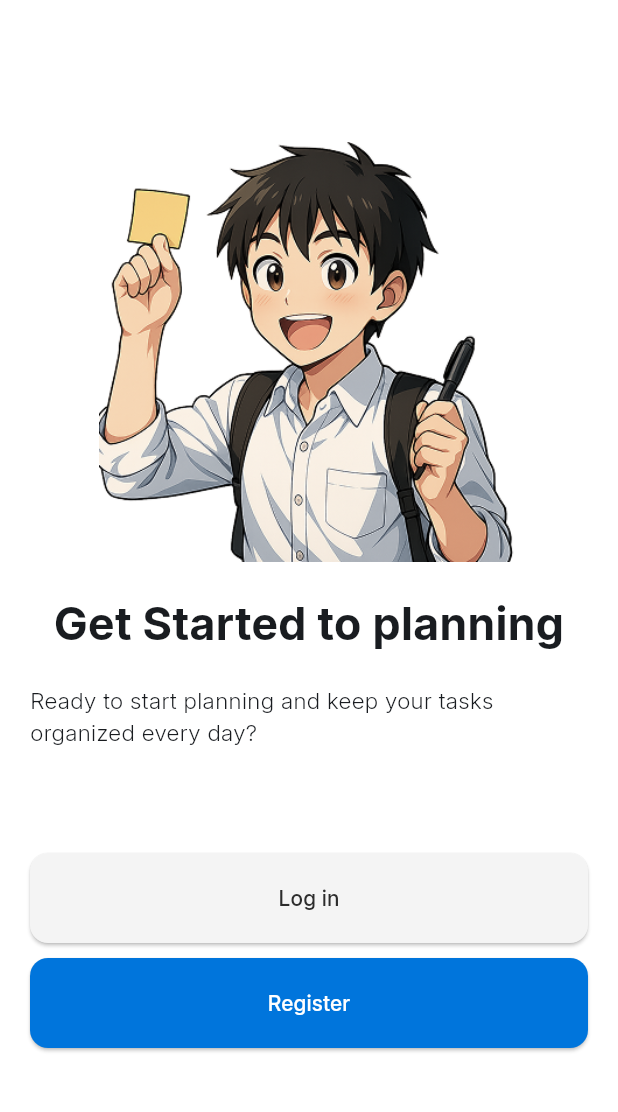
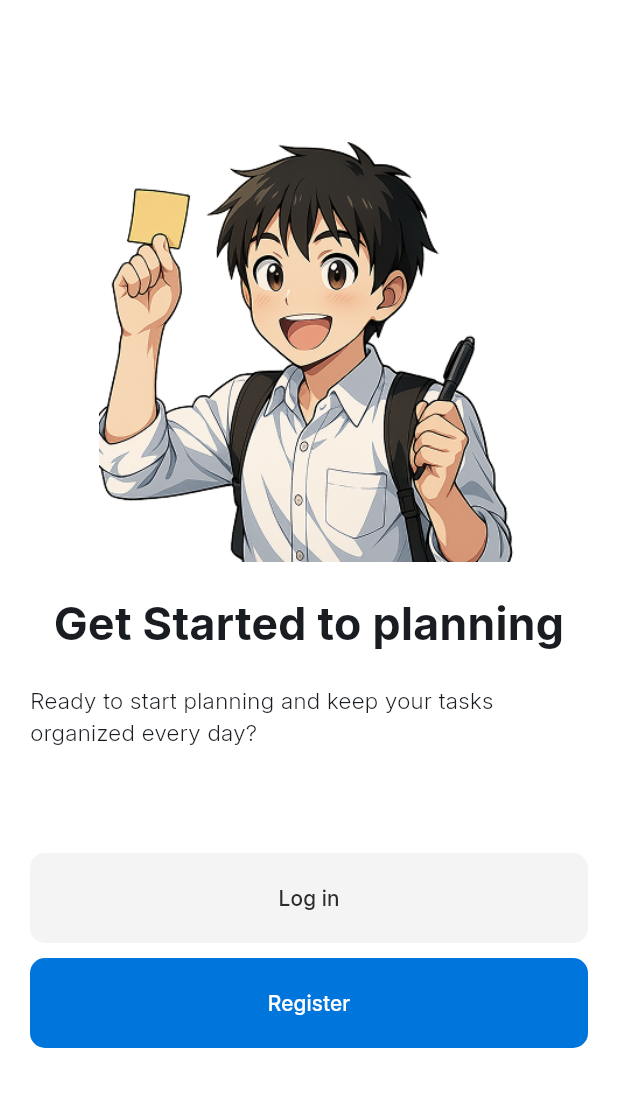
Before and after one commit to ZeLzzzz/todoapp, a Flutter app: the GetStartedView screen opened by its route, on a phone screen of 412 x 824 dp, the part 65-1177 px from its top. Run offline on Flutter 3.47's test engine with Material 3 defaults, Android fonts, the phone set to English and light mode, and no system bars; our stand-ins replace dio, flutter_feather_icons, get_it, go_router.

```diff
--- a/lib/shared/themes/dark_theme.dart
+++ b/lib/shared/themes/dark_theme.dart
@@ -16,11 +16,21 @@ final darkTheme = ThemeData(
   ),
   elevatedButtonTheme: ElevatedButtonThemeData(
     style: ElevatedButton.styleFrom(
+      elevation: 0,
       foregroundColor: Color(0xFFFFFFFF),
       backgroundColor: darkprimaryColor,
       shape: RoundedRectangleBorder(
-        borderRadius: BorderRadius.circular(8.0),
+        borderRadius: BorderRadius.circular(10),
       ),
+    ),
+  ),
+  inputDecorationTheme: InputDecorationTheme(
+    border: OutlineInputBorder(
+      borderRadius: BorderRadius.circular(10),
+    ),
+    enabledBorder: OutlineInputBorder(
+      borderRadius: BorderRadius.circular(10),
+      borderSide: BorderSide(color: const Color(0xFF2C2C2C), width: 2),
     ),
   ),
   colorScheme: ColorScheme.fromSeed(
--- a/lib/shared/themes/light_theme.dart
+++ b/lib/shared/themes/light_theme.dart
@@ -16,11 +16,21 @@ final lightTheme = ThemeData(
   ),
   elevatedButtonTheme: ElevatedButtonThemeData(
     style: ElevatedButton.styleFrom(
+      elevation: 0,
       foregroundColor: Color(0xFFFFFFFF),
       backgroundColor: lightprimaryColor,
       shape: RoundedRectangleBorder(
         borderRadius: BorderRadius.circular(8.0),
       ),
+    ),
+  ),
+  inputDecorationTheme: InputDecorationTheme(
+    border: OutlineInputBorder(
+      borderRadius: BorderRadius.circular(10),
+    ),
+    enabledBorder: OutlineInputBorder(
+      borderRadius: BorderRadius.circular(10),
+      borderSide: BorderSide(color: const Color(0xFFF5F5F5), width: 2),
     ),
   ),
   colorScheme: ColorScheme.fromSeed(
--- a/lib/shared/widgets/button_widget.dart
+++ b/lib/shared/widgets/button_widget.dart
@@ -19,7 +19,7 @@ class PrimaryButton extends StatelessWidget {
     this.fullscreen = false,
     this.width,
     this.height,
-    this.borderRadius = 12.0,
+    this.borderRadius = 10,
   });
 
   @override
@@ -60,7 +60,7 @@ class SecondaryButton extends StatelessWidget {
     this.fullscreen = false,
     this.width,
     this.height,
-    this.borderRadius = 12.0,
+    this.borderRadius = 10,
   });
 
   @override
@@ -99,7 +99,7 @@ class NeutralButton extends StatelessWidget {
     this.fullscreen = false,
     this.width,
     this.height,
-    this.borderRadius = 12.0,
+    this.borderRadius = 10,
   });
 
   @override
```
Also changed, not shown: lib/features/auth/views/login_view.dart (+36 -8 lines), lib/shared/widgets/input_widget.dart (added, +11 -0 lines).
